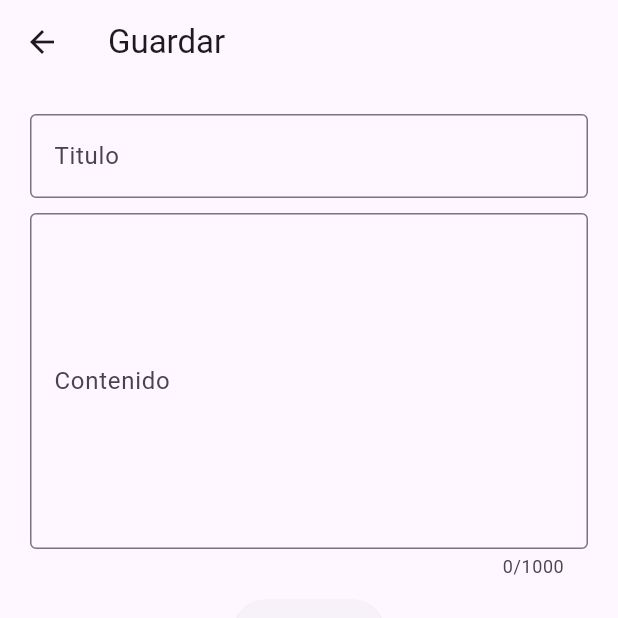
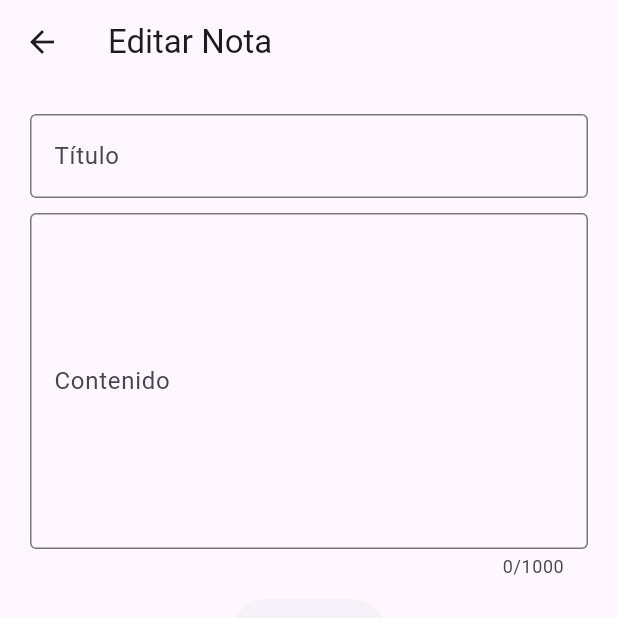
Before and after one commit to Void-CA/flutter-crud, a Flutter app: the screen it shows after launch, after a tap on the "add" icon, on a phone screen of 412 x 824 dp, the top half of it. Run offline on Flutter 3.47's test engine with Material 3 defaults, Android fonts, the phone set to English and light mode, and no system bars; our stand-ins replace sqflite, sqflite_common_ffi; accounts and stored records are empty.

Commit message:
crud update function

```diff
--- a/lib/db/operation.dart
+++ b/lib/db/operation.dart
@@ -21,6 +21,12 @@ class Operation {
     await db.delete('notes', where: "id = ?", whereArgs: [note.id]);
   }
 
+  static Future<void> update(Note note) async {
+    Database db = await _openDB();
+    await db
+        .update('notes', note.toMap(), where: "id = ?", whereArgs: [note.id]);
+  }
+
   static Future<List<Note>> getNotes() async {
     Database db = await _openDB();
     final List<Map<String, dynamic>> notesMap = await db.query("notes");
--- a/lib/models/note.dart
+++ b/lib/models/note.dart
@@ -1,10 +1,13 @@
 class Note {
-  final int? id;
-  final String title;
-  final String content;
+  int? id;
+  String title;
+  String content;
 
   Note({this.id, required this.title, required this.content});
-
+  Note.empty()
+      : id = null,
+        title = '',
+        content = '';
   Map<String, dynamic> toMap() {
     return {
       'id': id,
--- a/lib/pages/list_page.dart
+++ b/lib/pages/list_page.dart
@@ -14,7 +14,7 @@ class ListPage extends StatelessWidget {
       floatingActionButton: FloatingActionButton(
         child: Icon(Icons.add),
         onPressed: () {
-          Navigator.pushNamed(context, SavePage.ROUTE);
+          Navigator.pushNamed(context, SavePage.ROUTE, arguments: Note.empty());
         },
       ),
       appBar: AppBar(
@@ -73,6 +73,12 @@ class _MyListState extends State<_MyList> {
       },
       child: ListTile(
         title: Text(notes[i].title),
+        trailing: MaterialButton(
+          child: Icon(Icons.edit),
+          onPressed: () {
+            Navigator.pushNamed(context, SavePage.ROUTE, arguments: notes[i]);
+          },
+        ),
       ),
     );
   }
--- a/lib/pages/save_page.dart
+++ b/lib/pages/save_page.dart
@@ -2,26 +2,76 @@ import 'package:crud/db/operation.dart';
 import 'package:crud/models/note.dart';
 import 'package:flutter/material.dart';
 
-class SavePage extends StatelessWidget {
+class SavePage extends StatefulWidget {
   static const String ROUTE = '/save';
+
   @override
-  Widget build(BuildContext context) {
-    return Scaffold(
-      appBar: AppBar(
-        title: Text("Guardar"),
-      ),
-      body: _FormSave(),
-    );
-  }
+  _SavePageState createState() => _SavePageState();
 }
 
-class _FormSave extends StatelessWidget {
+class _SavePageState extends State<SavePage> {
   final _formKey = GlobalKey<FormState>();
   final titleController = TextEditingController();
   final contentController = TextEditingController();
+  Note? note; // Puede ser nulo si estamos creando una nueva nota
+
+  @override
+  void didChangeDependencies() {
+    super.didChangeDependencies();
+
+    // Obtener el argumento de la ruta de manera segura
+    final args = ModalRoute.of(context)?.settings.arguments;
+    if (args is Note) {
+      note = args;
+      titleController.text = note!.title;
+      contentController.text = note!.content;
+    }
+  }
+
+  @override
+  void dispose() {
+    titleController.dispose();
+    contentController.dispose();
+    super.dispose();
+  }
+
+  _init(Note note) {
+    titleController.text = note.title;
+    contentController.text = note.content;
+  }
+
+  void _saveNote() async {
+    if (_formKey.currentState!.validate()) {
+      Note newNote = Note(
+        id: note?.id, // Si la nota ya existe, conserva su ID
+        title: titleController.text,
+        content: contentController.text,
+      );
+
+      if (note == null) {
+        await Operation.insert(newNote);
+      } else {
+        await Operation.update(newNote);
+      }
+
+      Navigator.pop(context); // Regresar a la pantalla anterior
+    }
+  }
+
   @override
   Widget build(BuildContext context) {
-    return Container(
+    Note note = ModalRoute.of(context)?.settings.arguments as Note;
+    _init(note ?? Note.empty());
+    return Scaffold(
+      appBar: AppBar(
+        title: Text(note == null ? "Crear Nota" : "Editar Nota"),
+      ),
+      body: _buildForm(),
+    );
+  }
+
+  Widget _buildForm() {
+    return Padding(
       padding: EdgeInsets.all(20),
       child: Form(
         key: _formKey,
@@ -31,25 +81,23 @@ class _FormSave extends StatelessWidget {
               controller: titleController,
               validator: (value) {
                 if (value!.isEmpty) {
-                  return 'El contenido no puede estar vacio';
+                  return 'El título no puede estar vacío';
                 }
                 return null;
               },
               decoration: InputDecoration(
-                labelText: 'Titulo',
+                labelText: 'Título',
                 border: OutlineInputBorder(),
               ),
             ),
-            SizedBox(
-              height: 10,
-            ),
+            SizedBox(height: 10),
             TextFormField(
               maxLines: 8,
               maxLength: 1000,
               controller: contentController,
               validator: (value) {
                 if (value!.isEmpty) {
-                  return 'El contenido no puede estar vacio';
+                  return 'El contenido no puede estar vacío';
                 }
                 return null;
               },
@@ -58,19 +106,9 @@ class _FormSave extends StatelessWidget {
                 border: OutlineInputBorder(),
               ),
             ),
-            SizedBox(
-              height: 10,
-            ),
+            SizedBox(height: 10),
             ElevatedButton(
-              onPressed: () {
-                if (_formKey.currentState!.validate()) {
-                  Operation.insert(Note(
-                    title: titleController.text,
-                    content: contentController.text,
-                  ));
-                  print('Guardado' + titleController.text);
-                }
-              },
+              onPressed: _saveNote,
               child: Text('Guardar'),
             ),
           ],
```
